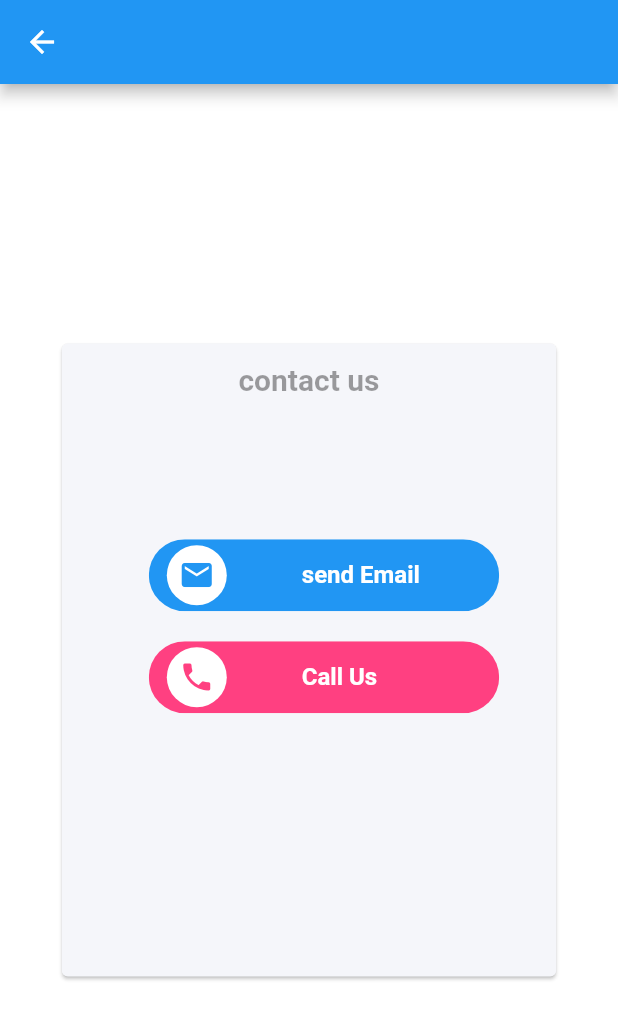
After one commit to bardoun7894/alarm_recorder, a Flutter app: the About screen opened directly, on a phone screen of 412 x 824 dp. The commit adds this screen. Shown: the top 1019 px of the screen. Run offline on Flutter 3.47's test engine with Material 2 defaults, Android fonts, the phone set to English and light mode, and no system bars; our stand-ins replace audioplayers, easy_localization, file, file_picker, flutter_local_notifications, flutter_spinkit and 7 more; missing offline and left inert: android_intent, bloc_pattern, flutter_audio_recorder; accounts and stored records are empty.

Commit message:
add contact us page

```diff
--- a/lang/ar.json
+++ b/lang/ar.json
@@ -23,8 +23,14 @@
   "disable_ads": "أزل الاعلانات",
   "name_the_record": "اضف اسم للمقطع",
   "text_description_empty": " لم يتم كتابة اي ملاحظة  ",
+  "call": "اتصل بنا ",
+  "email": "أرسل رسالة",
+  "contact_us": "راسلنا",
   "hint_distance": "  (أضف المسافة للتذكير  (متر" ,
-  "hint_distance_error": " المرجو ادخال المسافة "
+  "hint_distance_error": " المرجو ادخال المسافة " ,
+  "welcome_location": " gps مرحبا بك في خدمة تذكير عبر ",
+  "start_location": "ابدأ "
+
 
 
 }
--- a/lang/en.json
+++ b/lang/en.json
@@ -23,6 +23,11 @@
   "disable_ads": "disable ads",
    "name_the_record": " name your record ",
    "text_description_empty": "The text is empty please write anything?",
+   "call": "Call Us",
+   "email": "send Email",
+   "contact_us": "contact us",
    "hint_distance": "add distance " ,
-   "hint_distance_error": "please enter the distance "
+   "hint_distance_error": "please enter the distance " ,
+   "welcome_location": " welcome to reminder Note location service  ",
+   "start_location": "Start "
 }
--- a/lib/home_page/homepage.dart
+++ b/lib/home_page/homepage.dart
@@ -9,12 +9,11 @@ import 'package:alarm_recorder/utils/settings.dart';
 import 'package:flutter/cupertino.dart';
 import 'package:flutter/material.dart';
 import 'package:flutter/services.dart';
-
 import '../Translate/app_localizations.dart';
 
 class MyHomePage extends StatefulWidget {
-  MyHomePage({Key key, this.title}) : super(key: key);
-  final String title;
+  MyHomePage({Key key}) : super(key: key);
+
   @override
   _MyHomePageState createState() => _MyHomePageState();
 }
--- a/lib/recorder/recorder.dart
+++ b/lib/recorder/recorder.dart
@@ -44,6 +44,11 @@ class _RecorderScreenState extends State<RecorderScreen> {
   void initState() {
     super.initState();
     _init();
+  }
+  @override
+  void dispose() {
+    super.dispose();
+    nameController.dispose();
   }
 
   _init() async {
--- /dev/null
+++ b/lib/utils/about.dart
@@ -0,0 +1,93 @@
+import 'package:alarm_recorder/Translate/app_localizations.dart';
+import 'package:flutter/material.dart';
+import 'package:url_launcher/url_launcher.dart';
+
+class About extends StatelessWidget {
+  @override
+  Widget build(BuildContext context) {
+    return Scaffold(
+      appBar: AppBar(
+      ),
+      body: Container(
+        color: Colors.white,
+        child: Center(
+          child: Container(
+            width: MediaQuery.of(context).size.width*.8,
+            child: Card(
+              margin: EdgeInsets.symmetric(vertical: MediaQuery.of(context).size.height*.21),
+              color: Color(0xffF5F6FA),
+              child: Column(
+             children: <Widget>[
+              FlatButton(onPressed: null, child: Text(AppLocalizations.of(context).translate("contact_us"),style: TextStyle(fontWeight: FontWeight.bold,fontSize: 20),))
+            , Padding(
+              padding:EdgeInsets.only(top:MediaQuery.of(context).size.height*.1,left: 20),
+              child: Column(
+                children: <Widget>[
+                  Padding(
+                    padding: const EdgeInsets.symmetric(horizontal:38.0),
+                    child: InkWell(
+                      onTap: (){
+                        _launchEmailAndPhone('mailto:darmna@hotmail.com?subject= From IwontForgetApp');
+                      },
+                      child: Chip(
+                        backgroundColor: Colors.blue,
+                        label: Row(
+                          children: <Widget>[
+                            CircleAvatar(child:
+                            Icon(Icons.email,color: Colors.blue,)
+                              ,backgroundColor: Colors.white,),
+                            SizedBox(width: 50,),
+                            Text(AppLocalizations.of(context).translate("email"),style:
+                            TextStyle(color: Colors.white,
+                                fontWeight: FontWeight.bold,
+                                fontSize: 16),)
+                          ],
+                        ),
+                      ),
+                    ),
+                  ),
+                  SizedBox(height: 20,),
+                  Padding(
+               padding: const EdgeInsets.symmetric(horizontal:38.0),
+               child: InkWell(
+                 onTap: (){
+                   _launchEmailAndPhone('tel:0628637506');
+
+                 },
+                 child: Chip(
+
+             backgroundColor: Colors.pinkAccent,
+            label: Row(
+            children: <Widget>[
+              CircleAvatar(child:
+                    Icon(Icons.phone,color: Colors.pinkAccent,)
+                    ,backgroundColor: Colors.white,),
+                   SizedBox(width: 50,),
+                   Text(AppLocalizations.of(context).translate("call"),style:
+                    TextStyle(color: Colors.white,
+                       fontWeight: FontWeight.bold,
+                       fontSize: 16),)
+                           ],
+                         ),
+                      ),
+               ),
+             ),
+                ],
+              ),
+            ),
+                ],
+              ),
+            ),
+          ),
+        )
+      ),
+    );
+  }
+  Future<void> _launchEmailAndPhone(String url) async {
+    if (await canLaunch(url)) {
+      await launch(url);
+    } else {
+      throw 'Could not launch $url';
+    }
+  }
+}
--- a/lib/utils/settings.dart
+++ b/lib/utils/settings.dart
@@ -1,6 +1,8 @@
 import 'package:alarm_recorder/Translate/app_localizations.dart';
 import 'package:alarm_recorder/Translate/change_language.dart';
 import 'package:flutter/material.dart';
+
+import 'about.dart';
 
 class MySettings extends StatefulWidget {
   @override
@@ -51,6 +53,9 @@ class _MySettingsState extends State<MySettings> {
                 leading: Icon(Icons.info_outline,color: Colors.blueAccent,),
                 title: Text(AppLocalizations.of(context).translate("about"),style: TextStyle(color: Colors.grey)),
                 trailing:Icon(Icons.arrow_forward,color: Colors.grey,) ,
+                onTap: (){
+                  Navigator.of(context).push(MaterialPageRoute(builder: (BuildContext context) {return About();}));
+                },
               ),
             ),
           ],
--- a/pubspec.yaml
+++ b/pubspec.yaml
@@ -49,13 +49,16 @@ dependencies:
   provider: ^4.0.5
   admob_flutter: ^0.3.4
   flutter_launcher_icons: "^0.7.3"
+  url_launcher: ^5.4.5
+  rate_my_app: ^0.6.0+2
+
 dev_dependencies:
   flutter_test:
     sdk: flutter
 flutter_icons:
   android: "launcher_icon"
   ios: true
-  image_path: "assets/icon/mySmartNote.png"
+  image_path: "assets/icon/iconsr.png"
 
 # For information on the generic Dart part of this file, see the
 # following page: https://dart.dev/tools/pub/pubspec
```
Also changed, not shown: lib/Translate/change_language.dart (+8 -2 lines), lib/main.dart (+7 -10 lines), lib/notes/add_note.dart (+205 -98 lines), lib/utils/getlocation.dart (+94 -63 lines), assets/icon/iconsr.png (added), assets/locationMap.png (added), pubspec.lock, 27 other files.
